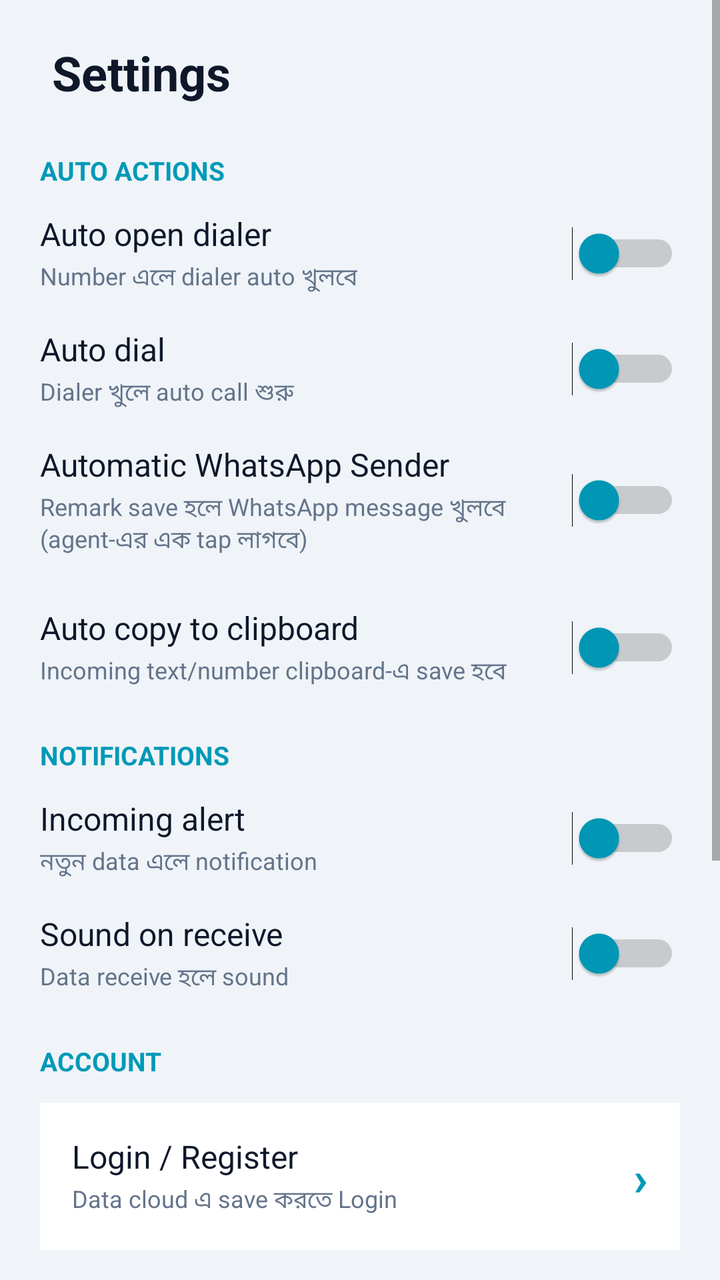
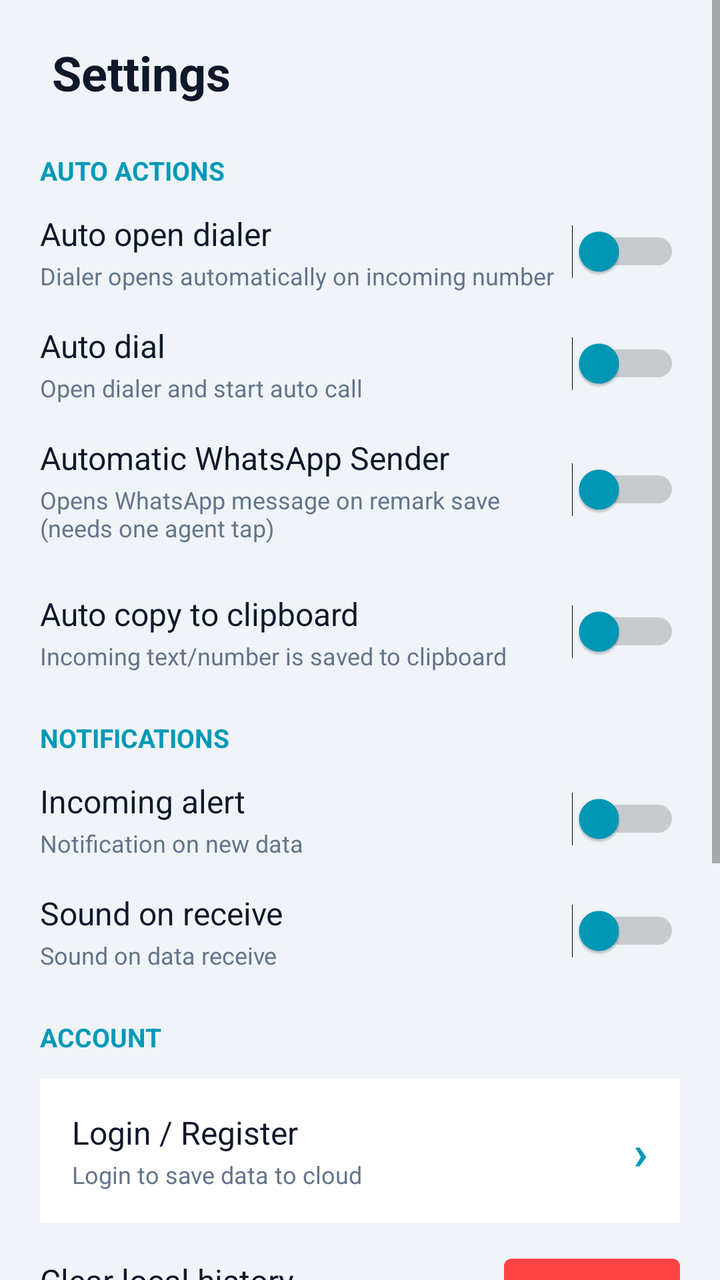

An Android layout rendered at two revisions. The XML below is the earlier revision; the diff shows what the commit changed to produce the second picture.
<!-- AndroidManifest.xml: application theme Theme.DataBridge -->
<!-- res/layout/fragment_settings.xml -->
<?xml version="1.0" encoding="utf-8"?>
<ScrollView xmlns:android="http://schemas.android.com/apk/res/android"
    android:layout_width="match_parent"
    android:layout_height="match_parent"
    android:background="@color/theme_bg_app"
    android:fillViewport="true">

    <LinearLayout
        android:layout_width="match_parent"
        android:layout_height="wrap_content"
        android:orientation="vertical"
        android:padding="20dp">

        
        <TextView
            android:layout_width="wrap_content"
            android:layout_height="wrap_content"
            android:text="️ Settings"
            android:textColor="@color/theme_text_primary"
            android:textSize="24sp"
            android:textStyle="bold"
            android:layout_marginBottom="24dp" />

        
        <TextView
            android:layout_width="wrap_content"
            android:layout_height="wrap_content"
            android:text="AUTO ACTIONS"
            android:textColor="@color/theme_text_accent"
            android:textSize="13sp"
            android:textStyle="bold"
            android:layout_marginBottom="12dp" />

        
        <LinearLayout
            android:layout_width="match_parent"
            android:layout_height="wrap_content"
            android:orientation="horizontal"
            android:gravity="center_vertical"
            android:layout_marginBottom="16dp">
            <LinearLayout
                android:layout_width="0dp"
                android:layout_height="wrap_content"
                android:layout_weight="1"
                android:orientation="vertical">
                <TextView
                    android:layout_width="wrap_content"
                    android:layout_height="wrap_content"
                    android:text="Auto open dialer"
                    android:textColor="@color/theme_text_primary"
                    android:textSize="16sp" />
                <TextView
                    android:layout_width="wrap_content"
                    android:layout_height="wrap_content"
                    android:text="Number এলে dialer auto খুলবে"
                    android:textColor="@color/theme_text_secondary"
                    android:textSize="12sp"
                    android:layout_marginTop="2dp" />
            </LinearLayout>
            <Switch
                android:id="@+id/switchAutoDialer"
                android:layout_width="wrap_content"
                android:layout_height="wrap_content"
                android:thumbTint="@color/theme_text_accent"
                android:trackTint="#555555" />
        </LinearLayout>

        
        <LinearLayout
            android:layout_width="match_parent"
            android:layout_height="wrap_content"
            android:orientation="horizontal"
            android:gravity="center_vertical"
            android:layout_marginBottom="16dp">
            <LinearLayout
                android:layout_width="0dp"
                android:layout_height="wrap_content"
                android:layout_weight="1"
                android:orientation="vertical">
                <TextView
                    android:layout_width="wrap_content"
                    android:layout_height="wrap_content"
                    android:text="Auto dial"
                    android:textColor="@color/theme_text_primary"
                    android:textSize="16sp" />
                <TextView
                    android:layout_width="wrap_content"
                    android:layout_height="wrap_content"
                    android:text="Dialer খুলে auto call শুরু"
                    android:textColor="@color/theme_text_secondary"
                    android:textSize="12sp"
                    android:layout_marginTop="2dp" />
            </LinearLayout>
            <Switch
                android:id="@+id/switchAutoDial"
                android:layout_width="wrap_content"
                android:layout_height="wrap_content"
                android:thumbTint="@color/theme_text_accent"
                android:trackTint="#555555" />
        </LinearLayout>

        
        <LinearLayout
            android:layout_width="match_parent"
            android:layout_height="wrap_content"
            android:orientation="vertical"
            android:layout_marginBottom="24dp">
            <LinearLayout
                android:layout_width="match_parent"
                android:layout_height="wrap_content"
                android:orientation="horizontal"
                android:gravity="center_vertical">
                <LinearLayout
                    android:layout_width="0dp"
                    android:layout_height="wrap_content"
                    android:layout_weight="1"
                    android:orientation="vertical">
                    <TextView
                        android:layout_width="wrap_content"
                        android:layout_height="wrap_content"
                        android:text="Automatic WhatsApp Sender"
                        android:textColor="@color/theme_text_primary"
                        android:textSize="16sp" />
                    <TextView
                        android:layout_width="wrap_content"
                        android:layout_height="wrap_content"
                        android:text="Remark save হলে WhatsApp message খুলবে (agent-এর এক tap লাগবে)"
                        android:textColor="@color/theme_text_secondary"
                        android:textSize="12sp"
                        android:layout_marginTop="2dp" />
                </LinearLayout>
                <Switch
                    android:id="@+id/switchWhatsAppSender"
                    android:layout_width="wrap_content"
                    android:layout_height="wrap_content"
                    android:thumbTint="@color/theme_text_accent"
                    android:trackTint="#555555" />
            </LinearLayout>

            
            <LinearLayout
                android:id="@+id/layoutWhatsAppTemplate"
                android:layout_width="match_parent"
                android:layout_height="wrap_content"
                android:orientation="vertical"
                android:layout_marginTop="12dp"
                android:visibility="gone">
                <TextView
                    android:layout_width="wrap_content"
                    android:layout_height="wrap_content"
                    android:text="Message Template"
                    android:textSize="12sp"
                    android:textStyle="bold"
                    android:textColor="@color/theme_text_secondary"
                    android:layout_marginBottom="4dp" />
                <TextView
                    android:layout_width="wrap_content"
                    android:layout_height="wrap_content"
                    android:text="Variables: {customer_name}, {parcel_value}, {address}, {consignment_id}, {agent_phone}"
                    android:textSize="11sp"
                    android:textColor="@color/theme_text_secondary"
                    android:layout_marginBottom="8dp" />
                <EditText
                    android:id="@+id/etWhatsAppTemplate"
                    android:layout_width="match_parent"
                    android:layout_height="wrap_content"
                    android:background="@drawable/bg_input_rounded"
                    android:padding="12dp"
                    android:textSize="13sp"
                    android:inputType="textMultiLine"
                    android:minLines="4"
                    android:maxLines="8"
                    android:gravity="top"
                    android:layout_marginBottom="8dp" />
                <LinearLayout
                    android:layout_width="match_parent"
                    android:layout_height="wrap_content"
                    android:orientation="horizontal"
                    android:gravity="end">
                    <Button
                        android:id="@+id/btnWhatsAppTemplateReset"
                        android:layout_width="wrap_content"
                        android:layout_height="36dp"
                        android:text="Reset"
                        android:textSize="12sp"
                        android:textColor="@color/theme_text_secondary"
                        android:backgroundTint="@color/theme_bg_card"
                        android:layout_marginEnd="8dp" />
                    <Button
                        android:id="@+id/btnWhatsAppTemplateSave"
                        android:layout_width="wrap_content"
                        android:layout_height="36dp"
                        android:text="Save"
                        android:textSize="12sp"
                        android:textColor="@color/theme_bg_card"
                        android:backgroundTint="#16A34A" />
                </LinearLayout>
            </LinearLayout>
        </LinearLayout>

        
        <LinearLayout
            android:layout_width="match_parent"
            android:layout_height="wrap_content"
            android:orientation="horizontal"
            android:gravity="center_vertical"
            android:layout_marginBottom="24dp">
            <LinearLayout
                android:layout_width="0dp"
                android:layout_height="wrap_content"
                android:layout_weight="1"
                android:orientation="vertical">
                <TextView
                    android:layout_width="wrap_content"
                    android:layout_height="wrap_content"
                    android:text="Auto copy to clipboard"
                    android:textColor="@color/theme_text_primary"
                    android:textSize="16sp" />
                <TextView
                    android:layout_width="wrap_content"
                    android:layout_height="wrap_content"
                    android:text="Incoming text/number clipboard-এ save হবে"
                    android:textColor="@color/theme_text_secondary"
                    android:textSize="12sp"
                    android:layout_marginTop="2dp" />
            </LinearLayout>
            <Switch
                android:id="@+id/switchAutoCopy"
                android:layout_width="wrap_content"
                android:layout_height="wrap_content"
                android:thumbTint="@color/theme_text_accent"
                android:trackTint="#555555" />
        </LinearLayout>

        
        <TextView
            android:layout_width="wrap_content"
            android:layout_height="wrap_content"
            android:text="NOTIFICATIONS"
            android:textColor="@color/theme_text_accent"
            android:textSize="13sp"
            android:textStyle="bold"
            android:layout_marginBottom="12dp" />

        
        <LinearLayout
            android:layout_width="match_parent"
            android:layout_height="wrap_content"
            android:orientation="horizontal"
            android:gravity="center_vertical"
            android:layout_marginBottom="16dp">
            <LinearLayout
                android:layout_width="0dp"
                android:layout_height="wrap_content"
                android:layout_weight="1"
                android:orientation="vertical">
                <TextView
                    android:layout_width="wrap_content"
                    android:layout_height="wrap_content"
                    android:text="Incoming alert"
                    android:textColor="@color/theme_text_primary"
                    android:textSize="16sp" />
                <TextView
                    android:layout_width="wrap_content"
                    android:layout_height="wrap_content"
                    android:text="নতুন data এলে notification"
                    android:textColor="@color/theme_text_secondary"
                    android:textSize="12sp"
                    android:layout_marginTop="2dp" />
            </LinearLayout>
            <Switch
                android:id="@+id/switchIncomingAlert"
                android:layout_width="wrap_content"
                android:layout_height="wrap_content"
                android:thumbTint="@color/theme_text_accent"
                android:trackTint="#555555" />
        </LinearLayout>

        
        <LinearLayout
            android:layout_width="match_parent"
            android:layout_height="wrap_content"
            android:orientation="horizontal"
            android:gravity="center_vertical"
            android:layout_marginBottom="24dp">
            <LinearLayout
                android:layout_width="0dp"
                android:layout_height="wrap_content"
                android:layout_weight="1"
                android:orientation="vertical">
                <TextView
                    android:layout_width="wrap_content"
                    android:layout_height="wrap_content"
                    android:text="Sound on receive"
                    android:textColor="@color/theme_text_primary"
                    android:textSize="16sp" />
                <TextView
                    android:layout_width="wrap_content"
                    android:layout_height="wrap_content"
                    android:text="Data receive হলে sound"
                    android:textColor="@color/theme_text_secondary"
                    android:textSize="12sp"
                    android:layout_marginTop="2dp" />
            </LinearLayout>
            <Switch
                android:id="@+id/switchSound"
                android:layout_width="wrap_content"
                android:layout_height="wrap_content"
                android:thumbTint="@color/theme_text_accent"
                android:trackTint="#555555" />
        </LinearLayout>

        
        <TextView
            android:layout_width="wrap_content"
            android:layout_height="wrap_content"
            android:text="ACCOUNT"
            android:textColor="@color/theme_text_accent"
            android:textSize="13sp"
            android:textStyle="bold"
            android:layout_marginBottom="12dp" />

        
        <LinearLayout
            android:id="@+id/layoutLogin"
            android:layout_width="match_parent"
            android:layout_height="wrap_content"
            android:orientation="horizontal"
            android:gravity="center_vertical"
            android:background="@color/theme_bg_card"
            android:paddingStart="16dp"
            android:paddingEnd="16dp"
            android:paddingTop="16dp"
            android:paddingBottom="16dp"
            android:layout_marginBottom="12dp"
            android:clickable="true"
            android:focusable="true">
            <LinearLayout
                android:layout_width="0dp"
                android:layout_height="wrap_content"
                android:layout_weight="1"
                android:orientation="vertical">
                <TextView
                    android:id="@+id/tvLoginStatus"
                    android:layout_width="wrap_content"
                    android:layout_height="wrap_content"
                    android:text="Login / Register"
                    android:textColor="@color/theme_text_primary"
                    android:textSize="16sp" />
                <TextView
                    android:id="@+id/tvLoginSubtext"
                    android:layout_width="wrap_content"
                    android:layout_height="wrap_content"
                    android:text="Data cloud এ save করতে Login"
                    android:textColor="@color/theme_text_secondary"
                    android:textSize="12sp"
                    android:layout_marginTop="2dp" />
            </LinearLayout>

            
            <ProgressBar
                android:id="@+id/pbLogin"
                style="?android:attr/progressBarStyleSmall"
                android:layout_width="24dp"
                android:layout_height="24dp"
                android:indeterminateTint="@color/theme_text_accent"
                android:visibility="gone"
                android:layout_marginEnd="8dp" />

            <TextView
                android:layout_width="wrap_content"
                android:layout_height="wrap_content"
                android:text="›"
                android:textColor="@color/theme_text_accent"
                android:textSize="24sp"
                android:textStyle="bold" />
        </LinearLayout>

        
        <LinearLayout
            android:layout_width="match_parent"
            android:layout_height="wrap_content"
            android:orientation="horizontal"
            android:gravity="center_vertical"
            android:layout_marginBottom="24dp">
            <LinearLayout
                android:layout_width="0dp"
                android:layout_height="wrap_content"
                android:layout_weight="1"
                android:orientation="vertical">
                <TextView
                    android:layout_width="wrap_content"
                    android:layout_height="wrap_content"
                    android:text="Clear local history"
                    android:textColor="@color/theme_text_primary"
                    android:textSize="16sp" />
                <TextView
                    android:layout_width="wrap_content"
                    android:layout_height="wrap_content"
                    android:text="Device থেকে সব data মুছবে"
                    android:textColor="@color/theme_text_secondary"
                    android:textSize="12sp"
                    android:layout_marginTop="2dp" />
            </LinearLayout>

            
            <LinearLayout
                android:layout_width="wrap_content"
                android:layout_height="wrap_content"
                android:orientation="horizontal"
                android:gravity="center_vertical">
                <Button
                    android:id="@+id/btnClearHistory"
                    android:layout_width="wrap_content"
                    android:layout_height="wrap_content"
                    android:text="Clear"
                    android:backgroundTint="#ff4444"
                    android:textColor="#ffffff"
                    android:textSize="12sp"
                    android:textStyle="bold"
                    android:padding="12dp" />
                <ProgressBar
                    android:id="@+id/pbClearHistory"
                    style="?android:attr/progressBarStyleSmall"
                    android:layout_width="24dp"
                    android:layout_height="24dp"
                    android:indeterminateTint="#ff4444"
                    android:visibility="gone"
                    android:layout_marginStart="8dp" />
            </LinearLayout>
        </LinearLayout>

        
        <TextView
            android:layout_width="match_parent"
            android:layout_height="wrap_content"
            android:text="📞 Auto Redial"
            android:textColor="@color/theme_text_primary"
            android:textSize="14sp"
            android:textStyle="bold"
            android:layout_marginTop="8dp"
            android:layout_marginBottom="12dp" />

        
        <LinearLayout
            android:layout_width="match_parent"
            android:layout_height="wrap_content"
            android:orientation="horizontal"
            android:gravity="center_vertical"
            android:layout_marginBottom="12dp">
            <LinearLayout
                android:layout_width="0dp"
                android:layout_height="wrap_content"
                android:layout_weight="1"
                android:orientation="vertical">
                <TextView
                    android:layout_width="wrap_content"
                    android:layout_height="wrap_content"
                    android:text="Redial on no-answer"
                    android:textColor="@color/theme_text_primary"
                    android:textSize="16sp" />
                <TextView
                    android:layout_width="wrap_content"
                    android:layout_height="wrap_content"
                    android:text="Call না ধরলে auto redial করবে"
                    android:textColor="@color/theme_text_secondary"
                    android:textSize="12sp"
                    android:layout_marginTop="2dp" />
            </LinearLayout>
            <Switch
                android:id="@+id/switchRedial"
                android:layout_width="wrap_content"
                android:layout_height="wrap_content"
                android:thumbTint="@color/theme_text_accent"
                android:trackTint="#555555" />
        </LinearLayout>

        <LinearLayout
            android:layout_width="match_parent"
            android:layout_height="wrap_content"
            android:orientation="horizontal"
            android:gravity="center_vertical"
            android:layout_marginBottom="12dp">
            <LinearLayout
                android:layout_width="0dp"
                android:layout_height="wrap_content"
                android:layout_weight="1"
                android:orientation="vertical">
                <TextView
                    android:layout_width="wrap_content"
                    android:layout_height="wrap_content"
                    android:text="Caller ID Popup"
                    android:textColor="@color/theme_text_primary"
                    android:textSize="16sp" />
                <TextView
                    android:layout_width="wrap_content"
                    android:layout_height="wrap_content"
                    android:text="Customer call এলে নাম/parcel info popup দেখাবে"
                    android:textColor="@color/theme_text_secondary"
                    android:textSize="12sp"
                    android:layout_marginTop="2dp" />
            </LinearLayout>
            <Switch
                android:id="@+id/switchCallerIdPopup"
                android:layout_width="wrap_content"
                android:layout_height="wrap_content"
                android:thumbTint="@color/theme_text_accent"
                android:trackTint="#555555" />
        </LinearLayout>

        
        <LinearLayout
            android:id="@+id/rowLookupFromCc"
            android:layout_width="match_parent"
            android:layout_height="wrap_content"
            android:orientation="horizontal"
            android:gravity="center_vertical"
            android:layout_marginBottom="12dp"
            android:visibility="gone">
            <LinearLayout
                android:layout_width="0dp"
                android:layout_height="wrap_content"
                android:layout_weight="1"
                android:orientation="vertical">
                <TextView
                    android:layout_width="wrap_content"
                    android:layout_height="wrap_content"
                    android:text="Lookup from Call Center"
                    android:textColor="@color/theme_text_primary"
                    android:textSize="16sp" />
                <TextView
                    android:layout_width="wrap_content"
                    android:layout_height="wrap_content"
                    android:text="Incoming call / History dial এ number Call Center search box এ বসাবে"
                    android:textColor="@color/theme_text_secondary"
                    android:textSize="12sp"
                    android:layout_marginTop="2dp" />
            </LinearLayout>
            <Switch
                android:id="@+id/switchLookupFromCc"
                android:layout_width="wrap_content"
                android:layout_height="wrap_content"
                android:thumbTint="@color/theme_text_accent"
                android:trackTint="#555555" />
        </LinearLayout>

        
        <LinearLayout
            android:id="@+id/layoutRedialCount"
            android:layout_width="match_parent"
            android:layout_height="wrap_content"
            android:orientation="horizontal"
            android:gravity="center_vertical"
            android:layout_marginBottom="20dp"
            android:visibility="gone">
            <TextView
                android:layout_width="0dp"
                android:layout_height="wrap_content"
                android:layout_weight="1"
                android:text="Redial attempts"
                android:textColor="@color/theme_text_primary"
                android:textSize="14sp" />
            <TextView
                android:id="@+id/tvRedialMinus"
                android:layout_width="36dp"
                android:layout_height="36dp"
                android:text="−"
                android:textSize="20sp"
                android:textStyle="bold"
                android:textColor="@color/theme_accent"
                android:gravity="center"
                android:clickable="true"
                android:focusable="true"
                android:background="?attr/selectableItemBackgroundBorderless" />
            <TextView
                android:id="@+id/tvRedialCount"
                android:layout_width="32dp"
                android:layout_height="wrap_content"
                android:text="2"
                android:textSize="16sp"
                android:textStyle="bold"
                android:textColor="@color/theme_text_primary"
                android:gravity="center" />
            <TextView
                android:id="@+id/tvRedialPlus"
                android:layout_width="36dp"
                android:layout_height="36dp"
                android:text="+"
                android:textSize="20sp"
                android:textStyle="bold"
                android:textColor="@color/theme_accent"
                android:gravity="center"
                android:clickable="true"
                android:focusable="true"
                android:background="?attr/selectableItemBackgroundBorderless" />
        </LinearLayout>

        
        <TextView
            android:id="@+id/tvAppVersion"
            android:layout_width="wrap_content"
            android:layout_height="wrap_content"
            android:text="v2.0 • DataBridge"
            android:textColor="#555555"
            android:textSize="12sp"
            android:layout_gravity="center_horizontal"
            android:layout_marginTop="16dp"
            android:layout_marginBottom="24dp"
            android:padding="8dp"
            android:clickable="true"
            android:focusable="true"
            android:background="?attr/selectableItemBackgroundBorderless" />

    </LinearLayout>
</ScrollView>
<!-- resources referenced by this layout -->
<resources>
  <color name="theme_accent">#0099b8</color>
  <color name="theme_bg_app">#f0f4f8</color>
  <color name="theme_bg_card">#ffffff</color>
  <color name="theme_text_accent">#0099b8</color>
  <color name="theme_text_primary">#0f172a</color>
  <color name="theme_text_secondary">#64748b</color>
  <!-- drawable bg_input_rounded (drawable) -->
  <?xml version="1.0" encoding="utf-8"?>
  <shape xmlns:android="http://schemas.android.com/apk/res/android"
      android:shape="rectangle">
      <solid android:color="@color/theme_bg_card" />
      <stroke android:width="1.5dp" android:color="@color/theme_border" />
      <corners android:radius="7dp" />
  </shape>
  <style name="Theme.DataBridge" parent="Theme.MaterialComponents.DayNight.NoActionBar">
      <item name="colorPrimary">#00d4ff</item>
      <item name="colorPrimaryVariant">#16213e</item>
      <item name="colorOnPrimary">#ffffff</item>
      <item name="colorSecondary">#00d4ff</item>
      <item name="android:statusBarColor">#1a1a2e</item>
  </style>
  <color name="theme_border">#e2e8f0</color>
</resources>

<!-- the commit's change to res/layout/fragment_settings.xml (unified diff, before → after) -->
@@ -52,7 +52,7 @@
                 <TextView
                     android:layout_width="wrap_content"
                     android:layout_height="wrap_content"
-                    android:text="Number এলে dialer auto খুলবে"
+                    android:text="Dialer opens automatically on incoming number"
                     android:textColor="@color/theme_text_secondary"
                     android:textSize="12sp"
                     android:layout_marginTop="2dp" />
@@ -86,7 +86,7 @@
                 <TextView
                     android:layout_width="wrap_content"
                     android:layout_height="wrap_content"
-                    android:text="Dialer খুলে auto call শুরু"
+                    android:text="Open dialer and start auto call"
                     android:textColor="@color/theme_text_secondary"
                     android:textSize="12sp"
                     android:layout_marginTop="2dp" />
@@ -124,7 +124,7 @@
                     <TextView
                         android:layout_width="wrap_content"
                         android:layout_height="wrap_content"
-                        android:text="Remark save হলে WhatsApp message খুলবে (agent-এর এক tap লাগবে)"
+                        android:text="Opens WhatsApp message on remark save (needs one agent tap)"
                         android:textColor="@color/theme_text_secondary"
                         android:textSize="12sp"
                         android:layout_marginTop="2dp" />
@@ -219,7 +219,7 @@
                 <TextView
                     android:layout_width="wrap_content"
                     android:layout_height="wrap_content"
-                    android:text="Incoming text/number clipboard-এ save হবে"
+                    android:text="Incoming text/number is saved to clipboard"
                     android:textColor="@color/theme_text_secondary"
                     android:textSize="12sp"
                     android:layout_marginTop="2dp" />
@@ -263,7 +263,7 @@
                 <TextView
                     android:layout_width="wrap_content"
                     android:layout_height="wrap_content"
-                    android:text="নতুন data এলে notification"
+                    android:text="Notification on new data"
                     android:textColor="@color/theme_text_secondary"
                     android:textSize="12sp"
                     android:layout_marginTop="2dp" />
@@ -297,7 +297,7 @@
                 <TextView
                     android:layout_width="wrap_content"
                     android:layout_height="wrap_content"
-                    android:text="Data receive হলে sound"
+                    android:text="Sound on data receive"
                     android:textColor="@color/theme_text_secondary"
                     android:textSize="12sp"
                     android:layout_marginTop="2dp" />
@@ -351,7 +351,7 @@
                     android:id="@+id/tvLoginSubtext"
                     android:layout_width="wrap_content"
                     android:layout_height="wrap_content"
-                    android:text="Data cloud এ save করতে Login"
+                    android:text="Login to save data to cloud"
                     android:textColor="@color/theme_text_secondary"
                     android:textSize="12sp"
                     android:layout_marginTop="2dp" />
@@ -397,7 +397,7 @@
                 <TextView
                     android:layout_width="wrap_content"
                     android:layout_height="wrap_content"
-                    android:text="Device থেকে সব data মুছবে"
+                    android:text="Deletes all data from device"
                     android:textColor="@color/theme_text_secondary"
                     android:textSize="12sp"
                     android:layout_marginTop="2dp" />
@@ -462,7 +462,7 @@
                 <TextView
                     android:layout_width="wrap_content"
                     android:layout_height="wrap_content"
-                    android:text="Call না ধরলে auto redial করবে"
+                    android:text="Auto redials unanswered calls"
                     android:textColor="@color/theme_text_secondary"
                     android:textSize="12sp"
                     android:layout_marginTop="2dp" />
@@ -495,7 +495,7 @@
                 <TextView
                     android:layout_width="wrap_content"
                     android:layout_height="wrap_content"
-                    android:text="Customer call এলে নাম/parcel info popup দেখাবে"
+                    android:text="Shows name/parcel info popup on customer calls"
                     android:textColor="@color/theme_text_secondary"
                     android:textSize="12sp"
                     android:layout_marginTop="2dp" />
@@ -531,7 +531,7 @@
                 <TextView
                     android:layout_width="wrap_content"
                     android:layout_height="wrap_content"
-                    android:text="Incoming call / History dial এ number Call Center search box এ বসাবে"
+                    android:text="Puts incoming call / history dial numbers into the Call Center search box"
                     android:textColor="@color/theme_text_secondary"
                     android:textSize="12sp"
                     android:layout_marginTop="2dp" />
